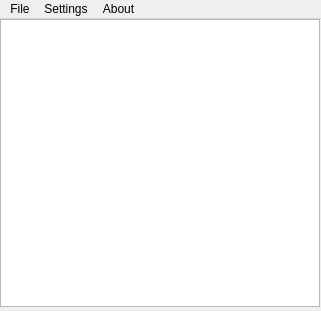
The window that qt_wrap/src/mainwindow.ui (joshgamer474/GBCEmulator) describes before a commit, drawn with Qt 5.
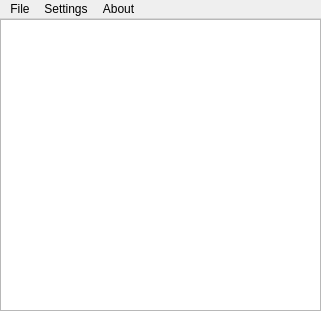
The same window after the commit.

```diff
--- a/qt_wrap/src/mainwindow.ui
+++ b/qt_wrap/src/mainwindow.ui
@@ -32,15 +32,24 @@
    <property name="acceptDrops">
     <bool>true</bool>
    </property>
+   <layout class="QGridLayout" name="gridLayout">
+    <property name="leftMargin">
+     <number>0</number>
+    </property>
+    <property name="topMargin">
+     <number>0</number>
+    </property>
+    <property name="rightMargin">
+     <number>0</number>
+    </property>
+    <property name="bottomMargin">
+     <number>0</number>
+    </property>
+    <property name="spacing">
+     <number>0</number>
+    </property>
+    <item row="0" column="0">
    <widget class="QGraphicsView" name="graphicsView">
-    <property name="geometry">
-     <rect>
-      <x>0</x>
-      <y>0</y>
-      <width>320</width>
-      <height>288</height>
-     </rect>
-    </property>
     <property name="sizePolicy">
      <sizepolicy hsizetype="Expanding" vsizetype="Expanding">
       <horstretch>0</horstretch>
@@ -48,7 +57,7 @@
      </sizepolicy>
     </property>
     <property name="frameShadow">
-     <enum>QFrame::Raised</enum>
+       <enum>QFrame::Plain</enum>
     </property>
     <property name="verticalScrollBarPolicy">
      <enum>Qt::ScrollBarAlwaysOff</enum>
@@ -60,6 +69,8 @@
      <enum>QGraphicsView::AnchorViewCenter</enum>
     </property>
    </widget>
+    </item>
+   </layout>
   </widget>
   <widget class="QMenuBar" name="menuBar">
    <property name="geometry">
```
Lines whose indentation alone changed are shown as unchanged.
